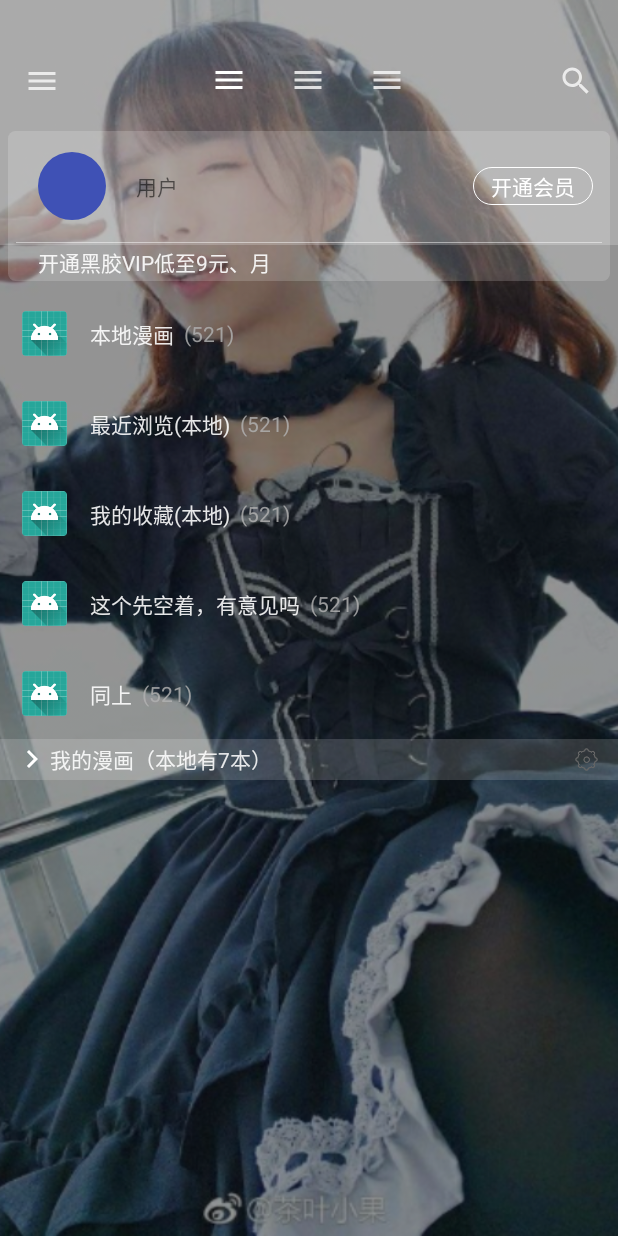
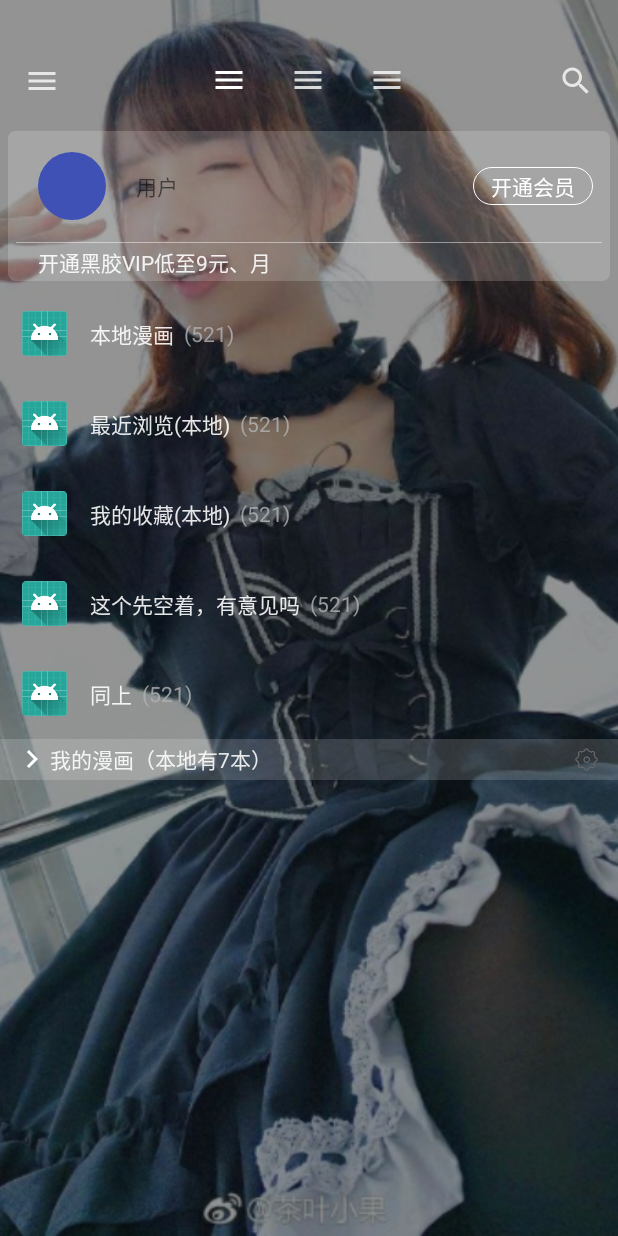
Before and after one commit to MyGhost233/iComic, an Android app: the screen it shows after launch (MainSwitch), on a phone screen of 412 x 824 dp. Run offline under Robolectric (Android 15) with nearby library versions, the phone set to English and light mode, and no system bars; our stand-ins replace CircleImageView, Volley; libraries missing offline, so code that uses them is left out: net.qiujuer.genius; network calls fail; pictures from the network do not load; 2 statements that could not run were skipped.

Commit message:
今晚第一次提交
1.修复加载更多漫画时重复提示没有更多资源
2.优化性能，我就这样讲吧，低于500块的手机不配运行这个APP!不配!!!

```diff
--- a/app/build.gradle
+++ b/app/build.gradle
@@ -48,5 +48,8 @@ dependencies {
     implementation 'de.hdodenhof:circleimageview:2.1.0'
     //renderscript
     implementation 'net.qiujuer.genius:blur:2.0.0-beta4'
+
+    implementation 'com.github.hackware1993:MagicIndicator:1.5.0'
+
     implementation 'com.android.support:support-v13:27.1.1'
 }
--- a/app/src/main/AndroidManifest.xml
+++ b/app/src/main/AndroidManifest.xml
@@ -13,15 +13,12 @@
         android:roundIcon="@mipmap/ic_launcher_round"
         android:supportsRtl="true"
         android:theme="@style/AppTheme">
-        <activity android:name=".UI.Main.Main"/>
-
         <activity
             android:name=".UI.ComicDetails.ComicDetails"
             android:theme="@style/AppTheme.NoActionBar" />
         <activity
             android:name=".UI.ReaderPage.ReadPage"
             android:theme="@style/AppTheme.NoActionBar" />
-
         <activity
             android:name=".UI.SwicthMain.MainSwitch"
             android:theme="@style/AppTheme.NoActionBar">
@@ -31,6 +28,9 @@
                 <category android:name="android.intent.category.LAUNCHER" />
             </intent-filter>
         </activity>
+        <activity
+            android:name=".UI.RecentlyReading.RecentlyRead"
+            android:theme="@style/AppTheme.NoActionBar" />
     </application>
 
 </manifest>
--- a/app/src/main/java/com/example/qiuchenly/comicparse/UI/Main_MyIndex/RecyclerView_Adapter_SuperNB_Version.kt
+++ b/app/src/main/java/com/example/qiuchenly/comicparse/UI/Main_MyIndex/RecyclerView_Adapter_SuperNB_Version.kt
@@ -1,8 +1,8 @@
 package com.example.qiuchenly.comicparse.UI.Main_MyIndex
 
 import android.annotation.SuppressLint
-import android.graphics.Bitmap
-import android.graphics.Canvas
+import android.content.Intent
+import android.support.v4.content.ContextCompat.startActivity
 import android.support.v7.widget.LinearLayoutManager
 import android.support.v7.widget.RecyclerView
 import android.view.LayoutInflater
@@ -14,11 +14,13 @@ import android.view.animation.RotateAnimation
 import com.example.qiuchenly.comicparse.Adapter.BaseVH
 import com.example.qiuchenly.comicparse.Bean.ComicBookInfo
 import com.example.qiuchenly.comicparse.R
+import com.example.qiuchenly.comicparse.UI.RecentlyReading.RecentlyRead
 import com.example.qiuchenly.comicparse.UI.SwicthMain.MainSwitch
+import com.example.qiuchenly.comicparse.Utils.CustomUtils.Companion.blurs
+import com.example.qiuchenly.comicparse.Utils.CustomUtils.Companion.catchBitmap
 import kotlinx.android.synthetic.main.my_main_normal_item.view.*
 import kotlinx.android.synthetic.main.my_main_spec.view.*
 import kotlinx.android.synthetic.main.my_main_topview.view.*
-import net.qiujuer.genius.blur.StackBlur
 
 @Suppress("ClassName", "FunctionName")
 class RecyclerView_Adapter_SuperNB_Version : RecyclerView.Adapter<BaseVH>() {
@@ -52,11 +54,11 @@ class RecyclerView_Adapter_SuperNB_Version : RecyclerView.Adapter<BaseVH>() {
                     val sb = object : ViewTreeObserver.OnGlobalLayoutListener {
                         override fun onGlobalLayout() {
                             var tmp = catchBitmap(topview_back_for, MainSwitch.contentView)
-                            var ret = blurs(tmp, 300)
+                            var ret = blurs(tmp, 70)
                             topview_back_for.setImageBitmap(ret)
 
-                            tmp = catchBitmap(topview_back, MainSwitch.contentView)
-                            ret = blurs(tmp, 100)
+                             tmp = catchBitmap(topview_back, MainSwitch.contentView)
+                             ret = blurs(tmp, 100)
                             topview_back.setImageBitmap(ret)
                             fl_main_root_view.viewTreeObserver.removeOnGlobalLayoutListener(this)
                         }
@@ -68,7 +70,10 @@ class RecyclerView_Adapter_SuperNB_Version : RecyclerView.Adapter<BaseVH>() {
                 with(holder.itemView) {
                     normal_item.text = when (position) {
                         1 -> "本地漫画"
-                        2 -> "最近浏览(本地)"
+                        2 -> {
+                            init_recently_read_item(this)
+                            "最近浏览(本地)"
+                        }
                         3 -> "我的收藏(本地)"
                         4 -> "这个先空着，有意见吗"
                         5 -> "同上"
@@ -79,6 +84,16 @@ class RecyclerView_Adapter_SuperNB_Version : RecyclerView.Adapter<BaseVH>() {
             TYPE_EXPAND_LIST -> {
                 init_SpecItem(holder.itemView)
             }
+        }
+    }
+
+    /**
+     * 最近浏览项目
+     */
+    private fun init_recently_read_item(view: View) {
+        view.setOnClickListener {
+            val i = Intent(view.context, RecentlyRead::class.java)
+            startActivity(view.context, i, null)
         }
     }
 
@@ -111,7 +126,7 @@ class RecyclerView_Adapter_SuperNB_Version : RecyclerView.Adapter<BaseVH>() {
             my_main_spec_list.layoutManager = LinearLayoutManager(this.context)
             my_main_spec_list.adapter = mMyDetailsLocalBookList
 
-            item_name.text="我的漫画（本地有7本）"
+            item_name.text = "我的漫画（本地有7本）"
         }
     }
 
@@ -126,17 +141,6 @@ class RecyclerView_Adapter_SuperNB_Version : RecyclerView.Adapter<BaseVH>() {
 
     }
 
-    fun blurs(bitmap: Bitmap, radius: Int): Bitmap {
-        return StackBlur.blurNatively(bitmap, radius, false)
-    }
-
-    fun catchBitmap(view: View, bitmap: Bitmap): Bitmap {
-        val bit1 = Bitmap.createBitmap(view.measuredWidth, view.measuredHeight, Bitmap.Config.ARGB_8888)
-        val canvas = Canvas(bit1)
-        canvas.translate(-view.left.toFloat(), -view.top.toFloat())
-        canvas.drawBitmap(bitmap, 0.toFloat(), 0.toFloat(), null)
-        return bit1
-    }
 
     private val TYPE_NORMAL = 0
     private val TYPE_TOPVIEW = 1
--- a/app/src/main/java/com/example/qiuchenly/comicparse/UI/ReaderPage/ReadPage.kt
+++ b/app/src/main/java/com/example/qiuchenly/comicparse/UI/ReaderPage/ReadPage.kt
@@ -90,7 +90,7 @@ class ReadPage : BaseApp<ReaderContract.Presenter>(), ReaderContract.View {
         rv_comicRead_list.setOnScrollListener(object : RecyclerView.OnScrollListener() {
             override fun onScrollStateChanged(recyclerView: RecyclerView?, state: Int) {
                 val state1 = !recyclerView!!.canScrollVertically(1)
-                if (loading) return//cancel request
+                if (loading || noMore) return//cancel request
                 if (state1) {
                     loading = true
                 }
--- a/app/src/main/java/com/example/qiuchenly/comicparse/UI/SwicthMain/MainSwitch.kt
+++ b/app/src/main/java/com/example/qiuchenly/comicparse/UI/SwicthMain/MainSwitch.kt
@@ -1,7 +1,6 @@
 package com.example.qiuchenly.comicparse.UI.SwicthMain
 
 import android.graphics.Bitmap
-import android.graphics.Canvas
 import android.graphics.drawable.BitmapDrawable
 import android.os.Bundle
 import android.support.v4.app.Fragment
@@ -15,8 +14,9 @@ import com.example.qiuchenly.comicparse.R
 import com.example.qiuchenly.comicparse.Simple.BaseApp
 import com.example.qiuchenly.comicparse.UI.Main.Main
 import com.example.qiuchenly.comicparse.UI.Main_MyIndex.MyDetailsFragment
+import com.example.qiuchenly.comicparse.Utils.CustomUtils.Companion.blurs
+import com.example.qiuchenly.comicparse.Utils.CustomUtils.Companion.catchBitmap
 import kotlinx.android.synthetic.main.activity_switch_main.*
-import net.qiujuer.genius.blur.StackBlur
 import java.util.*
 
 class MainSwitch : BaseApp<MainSwitchContract.Presenter>(), MainSwitchContract.View, ViewPager.OnPageChangeListener {
@@ -67,7 +67,6 @@ class MainSwitch : BaseApp<MainSwitchContract.Presenter>(), MainSwitchContract.V
     }
 
     companion object BlurImageCache {
-        var navigationView: Bitmap = Bitmap.createBitmap(1, 1, Bitmap.Config.ARGB_8888)
         var contentView: Bitmap = Bitmap.createBitmap(1, 1, Bitmap.Config.ARGB_8888)
         var imageGetters: Bitmap = Bitmap.createBitmap(1, 1, Bitmap.Config.ARGB_8888)
     }
@@ -76,26 +75,24 @@ class MainSwitch : BaseApp<MainSwitchContract.Presenter>(), MainSwitchContract.V
         super.onCreate(savedInstanceState)
         window.decorView.systemUiVisibility = View.SYSTEM_UI_FLAG_LAYOUT_FULLSCREEN
         control_menu.visibility = View.INVISIBLE
+
         //start create appbar ui
         fl_main_root_view.viewTreeObserver.addOnGlobalLayoutListener(object : ViewTreeObserver.OnGlobalLayoutListener {
             override fun onGlobalLayout() {
                 fl_main_root_view.buildDrawingCache()
-                val imageGetter = fl_main_root_view.drawingCache
-                imageGetters = imageGetter
+                var imageGetter = fl_main_root_view.drawingCache
+                imageGetters = blurs(imageGetter, 20)
 
-                var tmp = catchBitmap(ab_main_navigation_layout, imageGetters)
-                var retImg = blurs(tmp, 300)
+                var tmp = catchBitmap(ab_main_navigation_layout, imageGetter)
+                var retImg = blurs(tmp, 70)
                 ab_main_navigation_layout.background = BitmapDrawable(null, retImg)
-
-                control_menu.visibility = View.VISIBLE
-
-                navigationView = tmp
 
                 tmp = catchBitmap(vp_main_pages, imageGetters)
                 contentView = tmp
-                retImg = blurs(tmp, 30)
-                vp_main_pages.background = BitmapDrawable(null, retImg)
-                iv_backimg_nv.setImageBitmap(retImg)
+                vp_main_pages.background = BitmapDrawable(null, tmp)
+
+                control_menu.visibility = View.VISIBLE
+                iv_backimg_nv.setImageBitmap(imageGetters)
                 continueInit()
                 fl_main_root_view.viewTreeObserver.removeOnGlobalLayoutListener(this)
             }
@@ -148,16 +145,4 @@ class MainSwitch : BaseApp<MainSwitchContract.Presenter>(), MainSwitchContract.V
     }
 
     private var isOpenDrawable = false
-
-    fun blurs(bitmap: Bitmap, radius: Int): Bitmap {
-        return StackBlur.blurNatively(bitmap, radius, false)
-    }
-
-    fun catchBitmap(view: View, bitmap: Bitmap): Bitmap {
-        val bit1 = Bitmap.createBitmap(view.measuredWidth, view.measuredHeight, Bitmap.Config.ARGB_8888)
-        val canvas = Canvas(bit1)
-        canvas.translate(-view.left.toFloat(), -view.top.toFloat())
-        canvas.drawBitmap(bitmap, 0.toFloat(), 0.toFloat(), null)
-        return bit1
-    }
 }
--- /dev/null
+++ b/app/src/main/java/com/example/qiuchenly/comicparse/Utils/CustomUtils.kt
@@ -0,0 +1,22 @@
+package com.example.qiuchenly.comicparse.Utils
+
+import android.graphics.Bitmap
+import android.graphics.Canvas
+import android.view.View
+import net.qiujuer.genius.blur.StackBlur
+
+class CustomUtils{
+    companion object {
+        fun blurs(bitmap: Bitmap, radius: Int): Bitmap {
+            return StackBlur.blurNatively(bitmap, radius, false)
+        }
+
+        fun catchBitmap(view: View, bitmap: Bitmap): Bitmap {
+            val bit1 = Bitmap.createBitmap(view.measuredWidth, view.measuredHeight, Bitmap.Config.ARGB_8888)
+            val canvas = Canvas(bit1)
+            canvas.translate(-view.left.toFloat(), -view.top.toFloat())
+            canvas.drawBitmap(bitmap, 0.toFloat(), 0.toFloat(), null)
+            return bit1
+        }
+    }
+}
--- a/app/src/main/java/com/example/qiuchenly/comicparse/VolleyImp/BaseRequest.java
+++ b/app/src/main/java/com/example/qiuchenly/comicparse/VolleyImp/BaseRequest.java
@@ -40,7 +40,7 @@ public abstract class BaseRequest {
         }, new Response.ErrorListener() {
             @Override
             public void onErrorResponse(VolleyError volleyError) {
-                ret.onFailed(volleyError.getMessage());
+                ret.onFailed("非常抱歉，网络似乎有丶问题了");
             }
         }) {
             @Override
--- /dev/null
+++ b/app/src/main/res/drawable/ic_arrow_back.xml
@@ -0,0 +1,5 @@
+<vector android:height="24dp" android:tint="#FFFFFF"
+    android:viewportHeight="24.0" android:viewportWidth="24.0"
+    android:width="24dp" xmlns:android="http://schemas.android.com/apk/res/android">
+    <path android:fillColor="#FF000000" android:pathData="M20,11H7.83l5.59,-5.59L12,4l-8,8 8,8 1.41,-1.41L7.83,13H20v-2z"/>
+</vector>
--- a/app/src/main/res/layout/activity_switch_main.xml
+++ b/app/src/main/res/layout/activity_switch_main.xml
@@ -21,12 +21,6 @@
             android:layout_width="match_parent"
             android:layout_height="match_parent"
             android:background="#68000000" />
-
-
-        <View
-            android:layout_width="match_parent"
-            android:layout_height="82dp"
-            android:background="#36ffffff" />
 
         <LinearLayout
             android:layout_width="match_parent"
--- a/app/src/main/res/layout/my_main_topview.xml
+++ b/app/src/main/res/layout/my_main_topview.xml
@@ -14,11 +14,11 @@
         android:scaleType="centerCrop"
         android:src="#00000000" />
 
-    <View
-        android:layout_width="match_parent"
-        android:layout_height="match_parent"
-        android:layout_marginBottom="29dp"
-        android:background="#36ffffff" />
+    <!--<View-->
+        <!--android:layout_width="match_parent"-->
+        <!--android:layout_height="match_parent"-->
+        <!--android:layout_marginBottom="29dp"-->
+        <!--android:background="#36ffffff" />-->
 
     <android.support.v7.widget.CardView
         android:layout_width="match_parent"
```
Also changed, not shown: app/src/main/java/com/example/qiuchenly/comicparse/Simple/BaseNavigatorCommon.kt (added, +67 -0 lines), app/src/main/java/com/example/qiuchenly/comicparse/UI/RecentlyReading/PagerAdapter.kt (added, +21 -0 lines), app/src/main/java/com/example/qiuchenly/comicparse/UI/RecentlyReading/RecentlyRead.kt (added, +62 -0 lines), app/src/main/res/layout/activity_recently_read.xml (added, +89 -0 lines).
